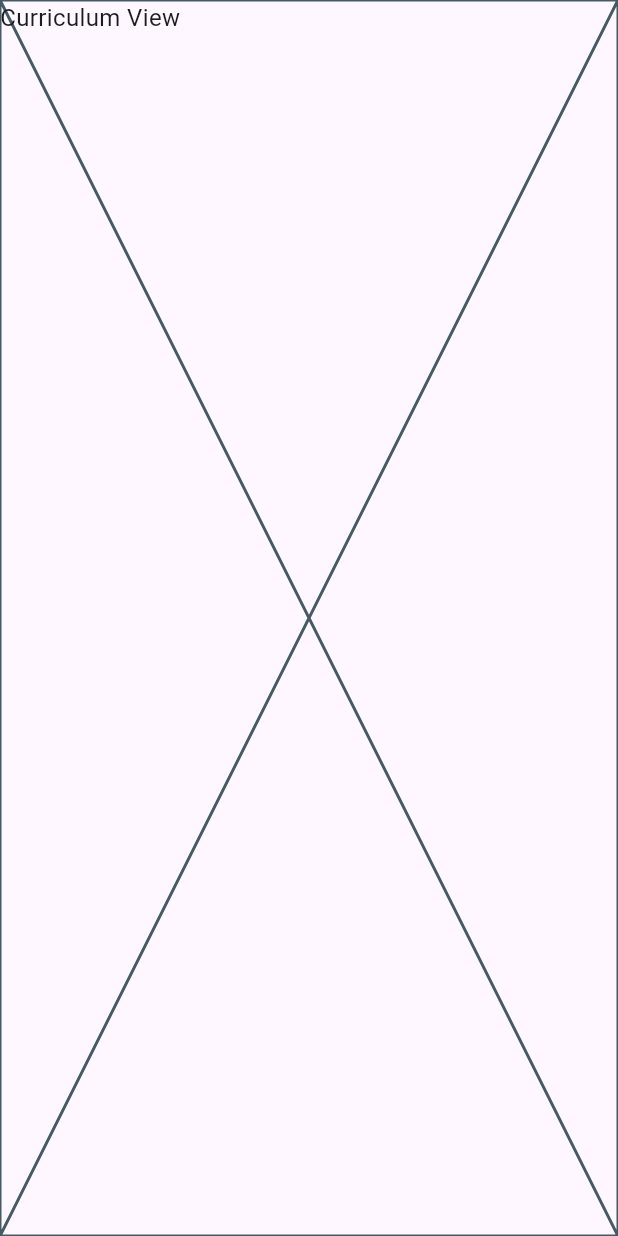
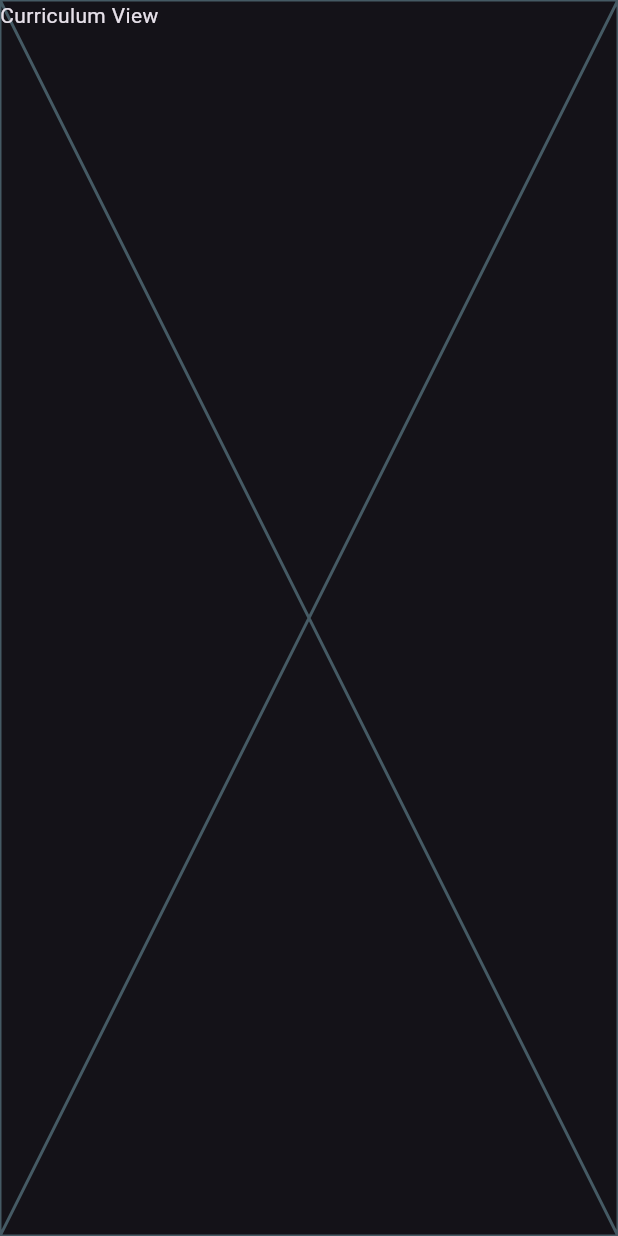
Before and after one commit to 00jup/guita_flutter, a Flutter app: the screen it shows after launch, after a tap on "Go to Home", after a tap on "기타 학습", on a phone screen of 412 x 824 dp. Run offline on Flutter 3.47's test engine with Material 3 defaults, Android fonts, the light colour scheme and no system bars; Roboto replaces fonts that are missing (KoddiUDOnGothic-Regular).

Commit message:
Feature: Font & Dark theme Applied

```diff
--- a/lib/main.dart
+++ b/lib/main.dart
@@ -19,22 +19,23 @@ class MyApp extends StatelessWidget {
       create: (_) => AppRouter(),
       child: MaterialApp(
         title: 'Guita',
-        theme: _buildTheme(),
+        theme: _buildDarkTheme(),
+        themeMode: ThemeMode.dark,
         home: const RouterView(),
       ),
     );
   }
 
-  ThemeData _buildTheme() {
-    return ThemeData(
-      primarySwatch: Colors.blue,
-      useMaterial3: true,
-      textTheme: const TextTheme(
-        bodyMedium: TextStyle(
-          fontFamily: 'KoddiUDOnGothic-Regular',
-          fontSize: 16,
-        ),
-      ),
+    ThemeData _buildDarkTheme() {
+    final baseTheme = ThemeData.dark();
+    return baseTheme.copyWith(
+      // scaffoldBackgroundColor: AppColors.dark,
+      textTheme: FontKoddi.applyToTextTheme(baseTheme.textTheme),
+      // colorScheme: ColorScheme.dark(
+      //   primary: AppColors.accent,
+      //   surface: AppColors.dark,
+      //   onSurface: AppColors.light,
+      // ),
     );
   }
 }
```
Also changed, not shown: lib/presentations/theme/fonts/FontKoddi.dart (+39 -0 lines), pubspec.yaml (+19 -0 lines).
